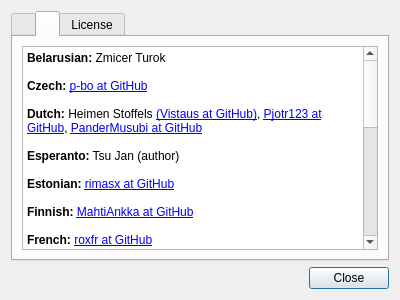
This is Kvantum/kvantummanager/about.ui in tsujan/Kvantum as Qt 5 draws it before an edit. The edited form follows.
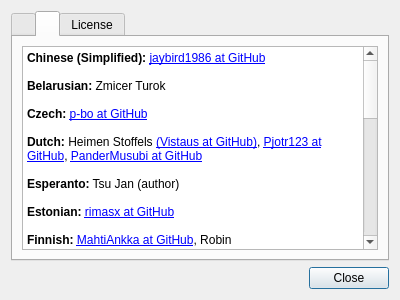
This is the edited form. The open tabs and pages were chosen to show the change.

```diff
--- a/Kvantum/kvantummanager/about.ui
+++ b/Kvantum/kvantummanager/about.ui
@@ -97,6 +97,8 @@
 &lt;html&gt;&lt;head&gt;&lt;meta name=&quot;qrichtext&quot; content=&quot;1&quot; /&gt;&lt;style type=&quot;text/css&quot;&gt;
 p, li { white-space: pre-wrap; }
 &lt;/style&gt;&lt;/head&gt;&lt;body style=&quot;  font-weight:400; font-style:normal;&quot;&gt;
+&lt;p style=&quot; margin-top:0px; margin-bottom:0px; margin-left:0px; margin-right:0px; -qt-block-indent:0; text-indent:0px;&quot;&gt;&lt;span style=&quot; font-weight:600;&quot;&gt;Chinese (Simplified):&lt;/span&gt; &lt;a href=&quot;https://github.com/jaybird1986&quot;&gt;jaybird1986 at GitHub&lt;/a&gt;&lt;/p&gt;
+&lt;p style=&quot;-qt-paragraph-type:empty; margin-top:0px; margin-bottom:0px; margin-left:0px; margin-right:0px; -qt-block-indent:0; text-indent:0px;&quot;&gt;&lt;br /&gt;&lt;/p&gt;
 &lt;p style=&quot; margin-top:0px; margin-bottom:0px; margin-left:0px; margin-right:0px; -qt-block-indent:0; text-indent:0px;&quot;&gt;&lt;span style=&quot; font-weight:600;&quot;&gt;Belarusian:&lt;/span&gt; Zmicer Turok&lt;/p&gt;
 &lt;p style=&quot;-qt-paragraph-type:empty; margin-top:0px; margin-bottom:0px; margin-left:0px; margin-right:0px; -qt-block-indent:0; text-indent:0px;&quot;&gt;&lt;br /&gt;&lt;/p&gt;
 &lt;p style=&quot; margin-top:0px; margin-bottom:0px; margin-left:0px; margin-right:0px; -qt-block-indent:0; text-indent:0px;&quot;&gt;&lt;span style=&quot; font-weight:600;&quot;&gt;Czech:&lt;/span&gt; &lt;a href=&quot;https://github.com/p-bo&quot;&gt;p-bo at GitHub&lt;/a&gt;&lt;/p&gt;
@@ -107,12 +109,14 @@
 &lt;p style=&quot;-qt-paragraph-type:empty; margin-top:0px; margin-bottom:0px; margin-left:0px; margin-right:0px; -qt-block-indent:0; text-indent:0px;&quot;&gt;&lt;br /&gt;&lt;/p&gt;
 &lt;p style=&quot; margin-top:0px; margin-bottom:0px; margin-left:0px; margin-right:0px; -qt-block-indent:0; text-indent:0px;&quot;&gt;&lt;span style=&quot; font-weight:600;&quot;&gt;Estonian:&lt;/span&gt; &lt;a href=&quot;https://github.com/rimasx&quot;&gt;&lt;span;&gt;rimasx at GitHub&lt;/span&gt;&lt;/a&gt;&lt;/p&gt;
 &lt;p style=&quot;-qt-paragraph-type:empty; margin-top:0px; margin-bottom:0px; margin-left:0px; margin-right:0px; -qt-block-indent:0; text-indent:0px;&quot;&gt;&lt;br /&gt;&lt;/p&gt;
-&lt;p style=&quot; margin-top:0px; margin-bottom:0px; margin-left:0px; margin-right:0px; -qt-block-indent:0; text-indent:0px;&quot;&gt;&lt;span style=&quot; font-weight:600;&quot;&gt;Finnish:&lt;/span&gt; &lt;a href=&quot;https://github.com/mahtiankka&quot;&gt;&lt;span;&gt;MahtiAnkka at GitHub&lt;/span&gt;&lt;/a&gt;&lt;/p&gt;
+&lt;p style=&quot; margin-top:0px; margin-bottom:0px; margin-left:0px; margin-right:0px; -qt-block-indent:0; text-indent:0px;&quot;&gt;&lt;span style=&quot; font-weight:600;&quot;&gt;Finnish:&lt;/span&gt; &lt;a href=&quot;https://github.com/mahtiankka&quot;&gt;&lt;span;&gt;MahtiAnkka at GitHub&lt;/span&gt;&lt;/a&gt;, Robin&lt;/p&gt;
 &lt;p style=&quot;-qt-paragraph-type:empty; margin-top:0px; margin-bottom:0px; margin-left:0px; margin-right:0px; -qt-block-indent:0; text-indent:0px;&quot;&gt;&lt;br /&gt;&lt;/p&gt;
 &lt;p style=&quot; margin-top:0px; margin-bottom:0px; margin-left:0px; margin-right:0px; -qt-block-indent:0; text-indent:0px;&quot;&gt;&lt;span style=&quot; font-weight:600;&quot;&gt;French:&lt;/span&gt; &lt;a href=&quot;https://github.com/roxfr&quot;&gt;&lt;span;&gt;roxfr at GitHub&lt;/span&gt;&lt;/a&gt;&lt;/p&gt;
 &lt;p style=&quot;-qt-paragraph-type:empty; margin-top:0px; margin-bottom:0px; margin-left:0px; margin-right:0px; -qt-block-indent:0; text-indent:0px;&quot;&gt;&lt;br /&gt;&lt;/p&gt;
 &lt;p style=&quot; margin-top:0px; margin-bottom:0px; margin-left:0px; margin-right:0px; -qt-block-indent:0; text-indent:0px;&quot;&gt;&lt;span style=&quot; font-weight:600;&quot;&gt;German:&lt;/span&gt; Ettore Atalan &lt;a href=&quot;https://github.com/Atalanttore&quot;&gt;&lt;span;&gt;(Atalanttore at GitHub)&lt;/span&gt;&lt;/a&gt;, hugo G&lt;/span&gt;&lt;/a&gt;&lt;/p&gt;
 &lt;p style=&quot;-qt-paragraph-type:empty; margin-top:0px; margin-bottom:0px; margin-left:0px; margin-right:0px; -qt-block-indent:0; text-indent:0px;&quot;&gt;&lt;br /&gt;&lt;/p&gt;
+&lt;p style=&quot; margin-top:0px; margin-bottom:0px; margin-left:0px; margin-right:0px; -qt-block-indent:0; text-indent:0px;&quot;&gt;&lt;span style=&quot; font-weight:600;&quot;&gt;Hungarian:&lt;/span&gt; &lt;a href=&quot;https://github.com/zoli111&quot;&gt;zoli111 at GitHub&lt;/a&gt;&lt;/p&gt;
+&lt;p style=&quot;-qt-paragraph-type:empty; margin-top:0px; margin-bottom:0px; margin-left:0px; margin-right:0px; -qt-block-indent:0; text-indent:0px;&quot;&gt;&lt;br /&gt;&lt;/p&gt;
 &lt;p style=&quot; margin-top:0px; margin-bottom:0px; margin-left:0px; margin-right:0px; -qt-block-indent:0; text-indent:0px;&quot;&gt;&lt;span style=&quot; font-weight:600;&quot;&gt;Indonesian:&lt;/span&gt; Muhammad Andryan Noor &lt;a href=&quot;https://github.com/andryNoor&quot;&gt;&lt;span;&gt;(andryNoor at GitHub)&lt;/span&gt;&lt;/a&gt;, &lt;/span&gt; Arif Budiman &lt;a href=&quot;https://github.com/arifpedia&quot;&gt;&lt;span;&gt;(arifpedia at GitHub)&lt;/span&gt;&lt;/a&gt;, &lt;/span&gt; Gema Aji Wardian &lt;a href=&quot;https://github.com/nerdv2&quot;&gt;&lt;span;&gt;(nerdv2 at GitHub)&lt;/span&gt;&lt;/a&gt;&lt;/p&gt;
 &lt;p style=&quot;-qt-paragraph-type:empty; margin-top:0px; margin-bottom:0px; margin-left:0px; margin-right:0px; -qt-block-indent:0; text-indent:0px;&quot;&gt;&lt;br /&gt;&lt;/p&gt;
 &lt;p style=&quot; margin-top:0px; margin-bottom:0px; margin-left:0px; margin-right:0px; -qt-block-indent:0; text-indent:0px;&quot;&gt;&lt;span style=&quot; font-weight:600;&quot;&gt;Italian:&lt;/span&gt; &lt;a href=&quot;https://github.com/stefonarch&quot;&gt;&lt;span;&gt;stefonarch at GitHub&lt;/span&gt;&lt;/a&gt;&lt;/p&gt;
@@ -125,6 +129,8 @@
 &lt;p style=&quot;-qt-paragraph-type:empty; margin-top:0px; margin-bottom:0px; margin-left:0px; margin-right:0px; -qt-block-indent:0; text-indent:0px;&quot;&gt;&lt;br /&gt;&lt;/p&gt;
 &lt;p style=&quot; margin-top:0px; margin-bottom:0px; margin-left:0px; margin-right:0px; -qt-block-indent:0; text-indent:0px;&quot;&gt;&lt;span style=&quot; font-weight:600;&quot;&gt;Portuguese (Brazil):&lt;/span&gt; Leandro Ramos &lt;a href=&quot;https://github.com/leandroramos&quot;&gt;&lt;span;&gt;(leandroramos at GitHub)&lt;/span&gt;&lt;/a&gt;, &lt;/span&gt; &lt;a href=&quot;https://github.com/eltonfabricio10&quot;&gt;&lt;span;&gt;eltonfabricio10 at GitHub&lt;/span&gt;&lt;/a&gt;&lt;/p&gt;
 &lt;p style=&quot;-qt-paragraph-type:empty; margin-top:0px; margin-bottom:0px; margin-left:0px; margin-right:0px; -qt-block-indent:0; text-indent:0px;&quot;&gt;&lt;br /&gt;&lt;/p&gt;
+&lt;p style=&quot; margin-top:0px; margin-bottom:0px; margin-left:0px; margin-right:0px; -qt-block-indent:0; text-indent:0px;&quot;&gt;&lt;span style=&quot; font-weight:600;&quot;&gt;Russian:&lt;/span&gt; Николай Смольянинов &lt;a href=&quot;https://github.com/smolnp&quot;&gt;(smolnp at GitHub)&lt;/a&gt;&lt;/p&gt;
+&lt;p style=&quot;-qt-paragraph-type:empty; margin-top:0px; margin-bottom:0px; margin-left:0px; margin-right:0px; -qt-block-indent:0; text-indent:0px;&quot;&gt;&lt;br /&gt;&lt;/p&gt;
 &lt;p style=&quot; margin-top:0px; margin-bottom:0px; margin-left:0px; margin-right:0px; -qt-block-indent:0; text-indent:0px;&quot;&gt;&lt;span style=&quot; font-weight:600;&quot;&gt;Slovak:&lt;/span&gt; Paolo Vigoroso&lt;/p&gt;
 &lt;p style=&quot;-qt-paragraph-type:empty; margin-top:0px; margin-bottom:0px; margin-left:0px; margin-right:0px; -qt-block-indent:0; text-indent:0px;&quot;&gt;&lt;br /&gt;&lt;/p&gt;
 &lt;p style=&quot; margin-top:0px; margin-bottom:0px; margin-left:0px; margin-right:0px; -qt-block-indent:0; text-indent:0px;&quot;&gt;&lt;span style=&quot; font-weight:600;&quot;&gt;Spanish:&lt;/span&gt; &lt;a href=&quot;https://github.com/micrococo&quot;&gt;&lt;span;&gt;micrococo at GitHub&lt;/span&gt;&lt;/a&gt;, &lt;/span&gt; Maximiliano Dvyhailo &lt;a href=&quot;https://github.com/MaxiDvy&quot;&gt;&lt;span;&gt;(MaxiDvy at GitHub)&lt;/span&gt;&lt;/a&gt;, Robert Schneider, &lt;a href=&quot;https://github.com/marianofussero&quot;&gt;&lt;span;&gt;marianofussero at GitHub&lt;/span&gt;&lt;/a&gt;&lt;/p&gt;&lt;/body&gt;&lt;/html&gt;</string>
```
